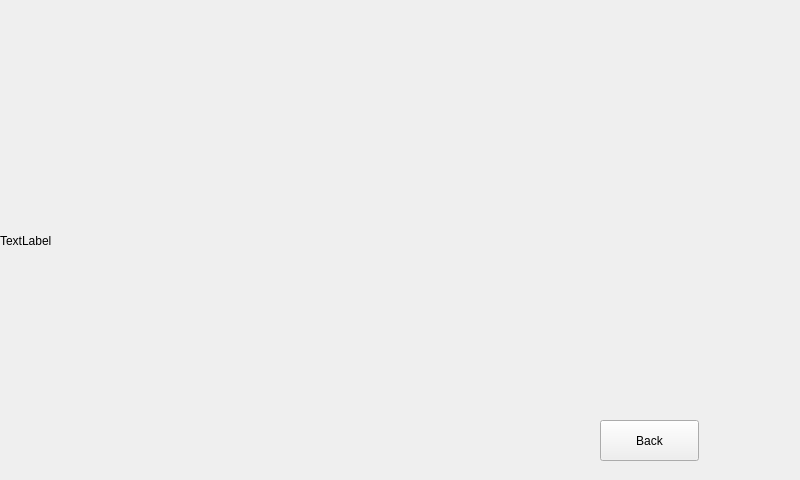
This is main/ui/secondwindow.ui in Blackrose/Tcutest_SerialSystem as Qt 5 draws it before an edit. The edited form follows.
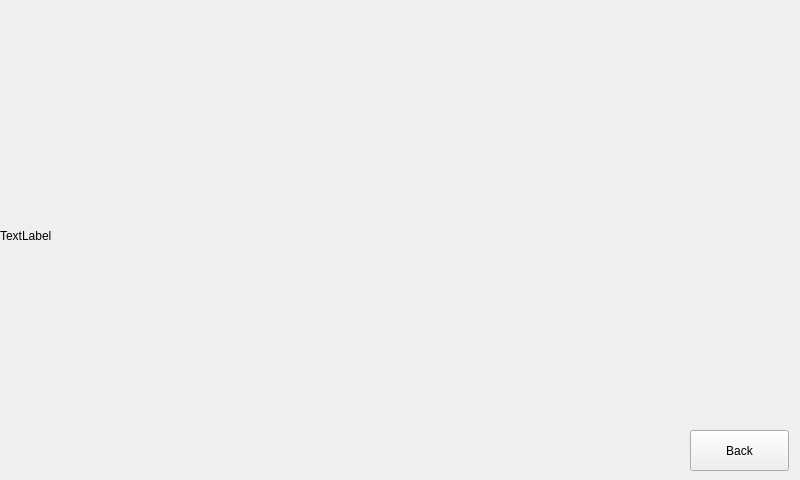
This is the edited form. Icons and pictures are not drawn.

The edit to the form file:
```diff
--- a/main/ui/secondwindow.ui
+++ b/main/ui/secondwindow.ui
@@ -16,9 +16,6 @@
   <property name="autoFillBackground">
    <bool>false</bool>
   </property>
-  <property name="styleSheet">
-   <string notr="true">background-image:url(:/img/images/Main.png)</string>
-  </property>
   <widget class="QWidget" name="centralwidget">
    <property name="enabled">
     <bool>true</bool>
@@ -26,16 +23,13 @@
    <property name="autoFillBackground">
     <bool>false</bool>
    </property>
-   <property name="styleSheet">
-    <string notr="true">background-image:url(:/img/images/Main.png)</string>
-   </property>
    <widget class="QLabel" name="main_gif">
     <property name="geometry">
      <rect>
       <x>0</x>
-      <y>70</y>
-      <width>711</width>
-      <height>341</height>
+      <y>50</y>
+      <width>771</width>
+      <height>371</height>
      </rect>
     </property>
     <property name="autoFillBackground">
@@ -51,8 +45,8 @@
    <widget class="QPushButton" name="back_but">
     <property name="geometry">
      <rect>
-      <x>600</x>
-      <y>420</y>
+      <x>690</x>
+      <y>430</y>
       <width>99</width>
       <height>41</height>
      </rect>
```
